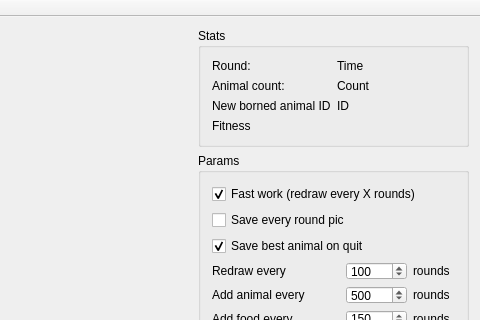
icoz/evo, file mainwindow.ui: the form before one commit; both pictures show x 338 to 818 and y 0 to 320 of the 818 by 573 pixel window.
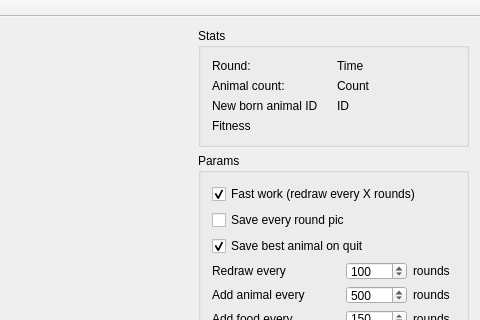
The form after the commit.

The edit to the form file:
```diff
--- a/mainwindow.ui
+++ b/mainwindow.ui
@@ -80,7 +80,7 @@
              <item row="2" column="0">
               <widget class="QLabel" name="label_14">
                <property name="text">
-                <string>New borned animal ID</string>
+                <string>New born animal ID</string>
                </property>
               </widget>
              </item>
```
